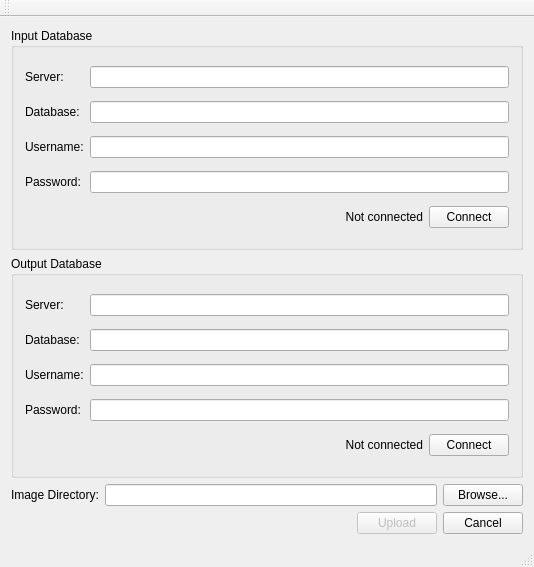
Old version of the form src/db_uploader/mainwindow.ui in the repository cvisionai/Tator-Native.
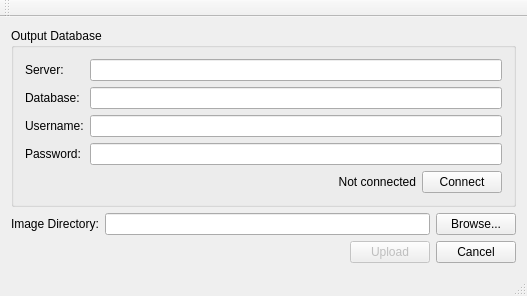
New version of the form.

Commit message: Get rid of input database

What changed in the file:
```diff
--- a/src/db_uploader/mainwindow.ui
+++ b/src/db_uploader/mainwindow.ui
@@ -6,8 +6,8 @@
    <rect>
     <x>0</x>
     <y>0</y>
-    <width>534</width>
-    <height>567</height>
+    <width>527</width>
+    <height>289</height>
    </rect>
   </property>
   <property name="windowTitle">
@@ -16,159 +16,6 @@
   <widget class="QWidget" name="centralWidget">
    <layout class="QGridLayout" name="gridLayout">
     <item row="0" column="0" colspan="4">
-     <widget class="QGroupBox" name="groupBox">
-      <property name="title">
-       <string>Input Database</string>
-      </property>
-      <layout class="QGridLayout" name="gridLayout_2">
-       <item row="1" column="0">
-        <widget class="QLabel" name="label_4">
-         <property name="sizePolicy">
-          <sizepolicy hsizetype="Fixed" vsizetype="Preferred">
-           <horstretch>0</horstretch>
-           <verstretch>0</verstretch>
-          </sizepolicy>
-         </property>
-         <property name="text">
-          <string>Database:</string>
-         </property>
-        </widget>
-       </item>
-       <item row="1" column="1" colspan="2">
-        <widget class="QLineEdit" name="inputDatabase"/>
-       </item>
-       <item row="2" column="0">
-        <widget class="QLabel" name="label_5">
-         <property name="text">
-          <string>Username:</string>
-         </property>
-        </widget>
-       </item>
-       <item row="2" column="1" colspan="2">
-        <widget class="QLineEdit" name="inputUsername"/>
-       </item>
-       <item row="3" column="1" colspan="2">
-        <widget class="QLineEdit" name="inputPassword">
-         <property name="echoMode">
-          <enum>QLineEdit::Password</enum>
-         </property>
-        </widget>
-       </item>
-       <item row="4" column="1">
-        <widget class="QLabel" name="inputDbStatus">
-         <property name="text">
-          <string>Not connected</string>
-         </property>
-         <property name="alignment">
-          <set>Qt::AlignRight|Qt::AlignTrailing|Qt::AlignVCenter</set>
-         </property>
-        </widget>
-       </item>
-       <item row="4" column="2">
-        <widget class="QPushButton" name="connectInputDb">
-         <property name="sizePolicy">
-          <sizepolicy hsizetype="Fixed" vsizetype="Fixed">
-           <horstretch>0</horstretch>
-           <verstretch>0</verstretch>
-          </sizepolicy>
-         </property>
-         <property name="text">
-          <string>Connect</string>
-         </property>
-        </widget>
-       </item>
-       <item row="3" column="0">
-        <widget class="QLabel" name="label_6">
-         <property name="text">
-          <string>Password:</string>
-         </property>
-        </widget>
-       </item>
-       <item row="0" column="0">
-        <widget class="QLabel" name="label">
-         <property name="sizePolicy">
-          <sizepolicy hsizetype="Fixed" vsizetype="Preferred">
-           <horstretch>0</horstretch>
-           <verstretch>0</verstretch>
-          </sizepolicy>
-         </property>
-         <property name="text">
-          <string>Server:</string>
-         </property>
-        </widget>
-       </item>
-       <item row="0" column="1" colspan="2">
-        <widget class="QLineEdit" name="inputServer"/>
-       </item>
-      </layout>
-     </widget>
-    </item>
-    <item row="2" column="3">
-     <widget class="QPushButton" name="browseImageDir">
-      <property name="sizePolicy">
-       <sizepolicy hsizetype="Fixed" vsizetype="Fixed">
-        <horstretch>0</horstretch>
-        <verstretch>0</verstretch>
-       </sizepolicy>
-      </property>
-      <property name="text">
-       <string>Browse...</string>
-      </property>
-     </widget>
-    </item>
-    <item row="3" column="3">
-     <widget class="QPushButton" name="cancel">
-      <property name="sizePolicy">
-       <sizepolicy hsizetype="Fixed" vsizetype="Fixed">
-        <horstretch>0</horstretch>
-        <verstretch>0</verstretch>
-       </sizepolicy>
-      </property>
-      <property name="text">
-       <string>Cancel</string>
-      </property>
-     </widget>
-    </item>
-    <item row="2" column="0">
-     <widget class="QLabel" name="label_3">
-      <property name="sizePolicy">
-       <sizepolicy hsizetype="Fixed" vsizetype="Preferred">
-        <horstretch>0</horstretch>
-        <verstretch>0</verstretch>
-       </sizepolicy>
-      </property>
-      <property name="text">
-       <string>Image Directory:</string>
-      </property>
-     </widget>
-    </item>
-    <item row="3" column="2">
-     <widget class="QPushButton" name="upload">
-      <property name="enabled">
-       <bool>false</bool>
-      </property>
-      <property name="sizePolicy">
-       <sizepolicy hsizetype="Fixed" vsizetype="Fixed">
-        <horstretch>0</horstretch>
-        <verstretch>0</verstretch>
-       </sizepolicy>
-      </property>
-      <property name="text">
-       <string>Upload</string>
-      </property>
-     </widget>
-    </item>
-    <item row="2" column="1" colspan="2">
-     <widget class="QLineEdit" name="imageDirectory"/>
-    </item>
-    <item row="3" column="0" colspan="2">
-     <widget class="QLabel" name="message">
-      <property name="text">
-       <string/>
-      </property>
-     </widget>
-    </item>
-    <item row="1" column="0" colspan="4">
      <widget class="QGroupBox" name="groupBox_2">
       <property name="title">
        <string>Output Database</string>
@@ -250,6 +97,71 @@
       </layout>
      </widget>
     </item>
+    <item row="2" column="0" colspan="2">
+     <widget class="QLabel" name="message">
+      <property name="text">
+       <string/>
+      </property>
+     </widget>
+    </item>
+    <item row="1" column="3">
+     <widget class="QPushButton" name="browseImageDir">
+      <property name="sizePolicy">
+       <sizepolicy hsizetype="Fixed" vsizetype="Fixed">
+        <horstretch>0</horstretch>
+        <verstretch>0</verstretch>
+       </sizepolicy>
+      </property>
+      <property name="text">
+       <string>Browse...</string>
+      </property>
+     </widget>
+    </item>
+    <item row="2" column="3">
+     <widget class="QPushButton" name="cancel">
+      <property name="sizePolicy">
+       <sizepolicy hsizetype="Fixed" vsizetype="Fixed">
+        <horstretch>0</horstretch>
+        <verstretch>0</verstretch>
+       </sizepolicy>
+      </property>
+      <property name="text">
+       <string>Cancel</string>
+      </property>
+     </widget>
+    </item>
+    <item row="1" column="0">
+     <widget class="QLabel" name="label_3">
+      <property name="sizePolicy">
+       <sizepolicy hsizetype="Fixed" vsizetype="Preferred">
+        <horstretch>0</horstretch>
+        <verstretch>0</verstretch>
+       </sizepolicy>
+      </property>
+      <property name="text">
+       <string>Image Directory:</string>
+      </property>
+     </widget>
+    </item>
+    <item row="1" column="1" colspan="2">
+     <widget class="QLineEdit" name="imageDirectory"/>
+    </item>
+    <item row="2" column="2">
+     <widget class="QPushButton" name="upload">
+      <property name="enabled">
+       <bool>false</bool>
+      </property>
+      <property name="sizePolicy">
+       <sizepolicy hsizetype="Fixed" vsizetype="Fixed">
+        <horstretch>0</horstretch>
+        <verstretch>0</verstretch>
+       </sizepolicy>
+      </property>
+      <property name="text">
+       <string>Upload</string>
+      </property>
+     </widget>
+    </item>
    </layout>
   </widget>
   <widget class="QMenuBar" name="menuBar">
```
Left out of the diff: 7 changed lines with no effect on the pictures. The commit also changes 4 other files.
